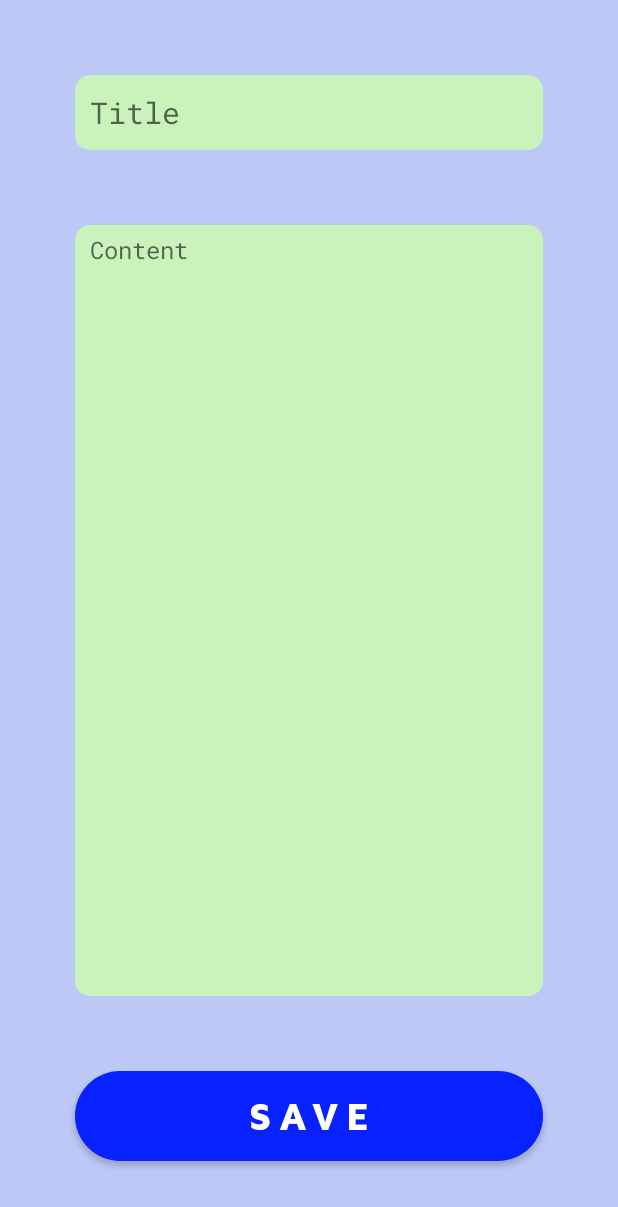
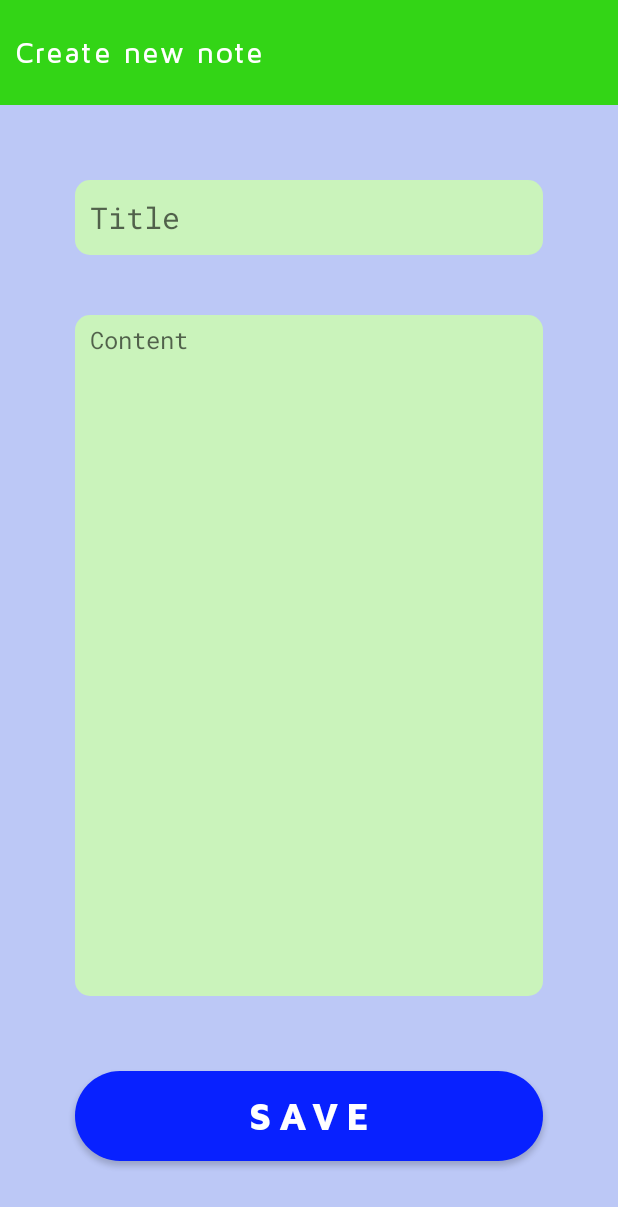
Before and after one commit to dasgauranga2/Secure-Notes, an Android app: the AddNoteActivity screen opened directly, with no data from a screen before it, on a phone screen of 412 x 824 dp. Shown: the top 1207 px of the screen. Run offline under Robolectric (Android 15) with nearby library versions, the phone set to English and light mode, and no system bars.

Commit message:
AddNote Activity menu bar added

```diff
--- a/app/src/main/res/layout/activity_add_note.xml
+++ b/app/src/main/res/layout/activity_add_note.xml
@@ -42,14 +42,14 @@
         android:textSize="20sp"
         app:layout_constraintEnd_toEndOf="parent"
         app:layout_constraintStart_toStartOf="parent"
-        app:layout_constraintTop_toTopOf="parent" />
+        app:layout_constraintTop_toBottomOf="@+id/textView" />
 
     <EditText
         android:id="@+id/contentInputText"
         android:layout_width="0dp"
         android:layout_height="0dp"
         android:layout_marginStart="50dp"
-        android:layout_marginTop="50dp"
+        android:layout_marginTop="40dp"
         android:layout_marginEnd="50dp"
         android:layout_marginBottom="50dp"
         android:background="@drawable/input_txt_bg"
@@ -67,4 +67,20 @@
         app:layout_constraintStart_toStartOf="parent"
         app:layout_constraintTop_toBottomOf="@+id/titleInputText" />
 
+    <TextView
+        android:id="@+id/textView"
+        android:layout_width="0dp"
+        android:layout_height="70dp"
+        android:background="#33D516"
+        android:fontFamily="@font/maven_medium"
+        android:gravity="center_vertical"
+        android:letterSpacing="0.05"
+        android:paddingLeft="10sp"
+        android:text="Create new note"
+        android:textColor="@color/white"
+        android:textSize="20sp"
+        app:layout_constraintEnd_toEndOf="parent"
+        app:layout_constraintStart_toStartOf="parent"
+        app:layout_constraintTop_toTopOf="parent" />
+
 </androidx.constraintlayout.widget.ConstraintLayout>
```
